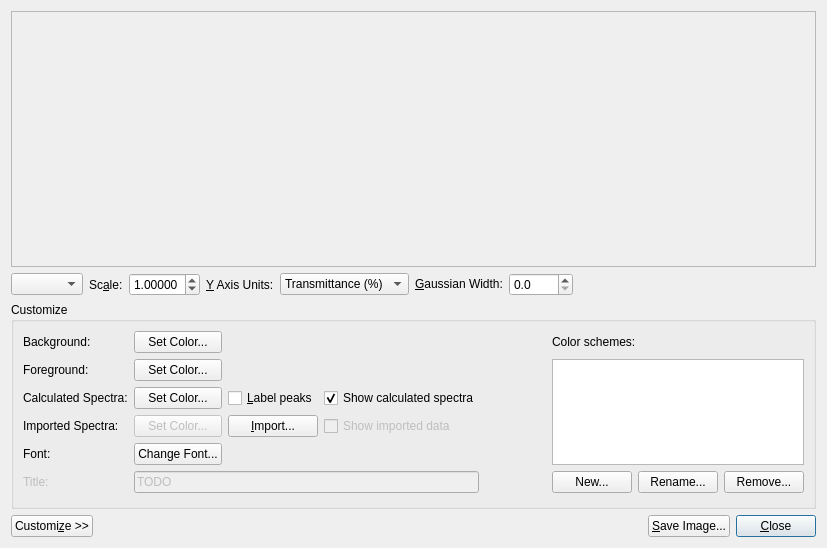
First picture: the form in libavogadro/src/extensions/spectradialog.ui, repository cryos/avogadro, before the edit.
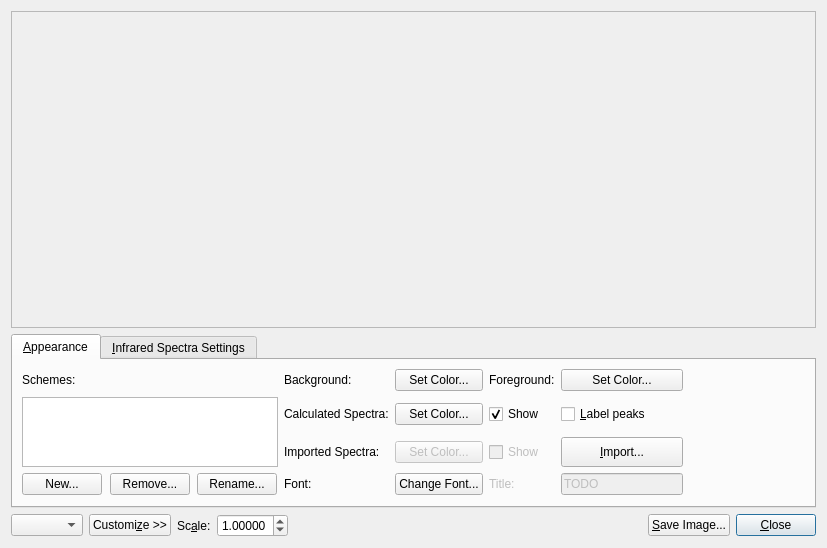
Second picture: the form after the edit. Custom widgets are drawn as their Qt base class.

Commit message: Restructure GUI to use tabs in the spectra extension

The edit to the form file:
```diff
--- a/libavogadro/src/extensions/spectradialog.ui
+++ b/libavogadro/src/extensions/spectradialog.ui
@@ -14,7 +14,7 @@
    <string>Spectra Visualization</string>
   </property>
   <layout class="QGridLayout" name="gridLayout">
-   <item row="3" column="11">
+   <item row="3" column="9">
     <widget class="QPushButton" name="pushButton">
      <property name="sizePolicy">
       <sizepolicy hsizetype="Fixed" vsizetype="Fixed">
@@ -27,7 +27,7 @@
      </property>
     </widget>
    </item>
-   <item row="3" column="10">
+   <item row="3" column="8">
     <widget class="QPushButton" name="push_save">
      <property name="sizePolicy">
       <sizepolicy hsizetype="Fixed" vsizetype="Fixed">
@@ -40,20 +40,7 @@
      </property>
     </widget>
    </item>
-   <item row="3" column="2" colspan="2">
-    <widget class="QPushButton" name="push_customize">
-     <property name="sizePolicy">
-      <sizepolicy hsizetype="Fixed" vsizetype="Fixed">
-       <horstretch>0</horstretch>
-       <verstretch>0</verstretch>
-      </sizepolicy>
-     </property>
-     <property name="text">
-      <string>Customi&amp;ze &gt;&gt;</string>
-     </property>
-    </widget>
-   </item>
-   <item row="3" column="4" colspan="6">
+   <item row="3" column="6" colspan="2">
     <spacer name="horizontalSpacer">
      <property name="orientation">
       <enum>Qt::Horizontal</enum>
@@ -66,32 +53,57 @@
      </property>
     </spacer>
    </item>
-   <item row="2" column="2" colspan="10">
-    <widget class="QGroupBox" name="gb_customize">
+   <item row="1" column="2" colspan="8">
+    <layout class="QVBoxLayout" name="verticalLayout">
+     <property name="spacing">
+      <number>-1</number>
+     </property>
+     <item>
+      <widget class="QTabWidget" name="tab_widget">
      <property name="sizePolicy">
-      <sizepolicy hsizetype="Minimum" vsizetype="Fixed">
+        <sizepolicy hsizetype="Expanding" vsizetype="Fixed">
        <horstretch>0</horstretch>
        <verstretch>0</verstretch>
       </sizepolicy>
      </property>
-     <property name="maximumSize">
-      <size>
-       <width>16777215</width>
-       <height>207</height>
-      </size>
-     </property>
-     <property name="title">
-      <string>Customize</string>
-     </property>
-     <layout class="QGridLayout" name="gridLayout_2">
-      <item row="3" column="0">
+       <property name="currentIndex">
+        <number>0</number>
+       </property>
+       <widget class="QWidget" name="tab_appearance">
+        <attribute name="title">
+         <string>&amp;Appearance</string>
+        </attribute>
+        <layout class="QGridLayout" name="gridLayout_3">
+         <item row="3" column="0" rowspan="2" colspan="3">
+          <widget class="QListWidget" name="list_schemes">
+           <property name="sizePolicy">
+            <sizepolicy hsizetype="MinimumExpanding" vsizetype="Preferred">
+             <horstretch>0</horstretch>
+             <verstretch>0</verstretch>
+            </sizepolicy>
+           </property>
+           <property name="alternatingRowColors">
+            <bool>true</bool>
+           </property>
+           <property name="resizeMode">
+            <enum>QListView::Adjust</enum>
+           </property>
+          </widget>
+         </item>
+         <item row="3" column="3">
        <widget class="QLabel" name="label_3">
+           <property name="sizePolicy">
+            <sizepolicy hsizetype="Fixed" vsizetype="Fixed">
+             <horstretch>0</horstretch>
+             <verstretch>0</verstretch>
+            </sizepolicy>
+           </property>
         <property name="text">
          <string>Calculated Spectra:</string>
         </property>
        </widget>
       </item>
-      <item row="3" column="1">
+         <item row="3" column="4">
        <widget class="QPushButton" name="push_colorCalculated">
         <property name="sizePolicy">
          <sizepolicy hsizetype="Minimum" vsizetype="Fixed">
@@ -104,30 +116,14 @@
         </property>
        </widget>
       </item>
-      <item row="3" column="2">
-       <widget class="QCheckBox" name="cb_labelPeaks">
-        <property name="sizePolicy">
-         <sizepolicy hsizetype="Fixed" vsizetype="Fixed">
-          <horstretch>0</horstretch>
-          <verstretch>0</verstretch>
-         </sizepolicy>
-        </property>
-        <property name="text">
-         <string>&amp;Label peaks</string>
-        </property>
-        <property name="checked">
-         <bool>false</bool>
-        </property>
-       </widget>
-      </item>
-      <item row="4" column="0">
+         <item row="4" column="3">
        <widget class="QLabel" name="label_4">
         <property name="text">
          <string>Imported Spectra:</string>
         </property>
        </widget>
       </item>
-      <item row="4" column="1">
+         <item row="4" column="4">
        <widget class="QPushButton" name="push_colorImported">
         <property name="enabled">
          <bool>false</bool>
@@ -143,7 +139,82 @@
         </property>
        </widget>
       </item>
-      <item row="4" column="2">
+         <item row="5" column="3">
+          <widget class="QLabel" name="label_5">
+           <property name="text">
+            <string>Font:</string>
+           </property>
+          </widget>
+         </item>
+         <item row="5" column="4">
+          <widget class="QPushButton" name="push_font">
+           <property name="sizePolicy">
+            <sizepolicy hsizetype="Fixed" vsizetype="Fixed">
+             <horstretch>0</horstretch>
+             <verstretch>0</verstretch>
+            </sizepolicy>
+           </property>
+           <property name="text">
+            <string>Change Font...</string>
+           </property>
+          </widget>
+         </item>
+         <item row="3" column="7">
+          <spacer name="horizontalSpacer_4">
+           <property name="orientation">
+            <enum>Qt::Horizontal</enum>
+           </property>
+           <property name="sizeHint" stdset="0">
+            <size>
+             <width>40</width>
+             <height>20</height>
+            </size>
+           </property>
+          </spacer>
+         </item>
+         <item row="3" column="5">
+          <widget class="QCheckBox" name="cb_calculate">
+           <property name="sizePolicy">
+            <sizepolicy hsizetype="Fixed" vsizetype="Fixed">
+             <horstretch>0</horstretch>
+             <verstretch>0</verstretch>
+            </sizepolicy>
+           </property>
+           <property name="text">
+            <string>Show</string>
+           </property>
+           <property name="checked">
+            <bool>true</bool>
+           </property>
+          </widget>
+         </item>
+         <item row="4" column="5">
+          <widget class="QCheckBox" name="cb_import">
+           <property name="enabled">
+            <bool>false</bool>
+           </property>
+           <property name="text">
+            <string>Show</string>
+           </property>
+          </widget>
+         </item>
+         <item row="3" column="6">
+          <widget class="QCheckBox" name="cb_labelPeaks">
+           <property name="sizePolicy">
+            <sizepolicy hsizetype="Fixed" vsizetype="Fixed">
+             <horstretch>0</horstretch>
+             <verstretch>0</verstretch>
+            </sizepolicy>
+           </property>
+           <property name="text">
+            <string>&amp;Label peaks</string>
+           </property>
+           <property name="checked">
+            <bool>false</bool>
+           </property>
+          </widget>
+         </item>
+         <item row="4" column="6">
        <widget class="QPushButton" name="push_import">
         <property name="sizePolicy">
          <sizepolicy hsizetype="Minimum" vsizetype="Minimum">
@@ -159,40 +230,10 @@
         </property>
        </widget>
       </item>
-      <item row="4" column="3">
-       <widget class="QCheckBox" name="cb_import">
-        <property name="enabled">
-         <bool>false</bool>
-        </property>
-        <property name="text">
-         <string>Show imported data</string>
-        </property>
-       </widget>
-      </item>
-      <item row="5" column="0">
-       <widget class="QLabel" name="label_5">
-        <property name="text">
-         <string>Font:</string>
-        </property>
-       </widget>
-      </item>
-      <item row="1" column="1">
-       <widget class="QPushButton" name="push_colorBackground">
-        <property name="sizePolicy">
-         <sizepolicy hsizetype="Minimum" vsizetype="Fixed">
-          <horstretch>0</horstretch>
-          <verstretch>0</verstretch>
-         </sizepolicy>
-        </property>
-        <property name="text">
-         <string>Set Color...</string>
-        </property>
-       </widget>
-      </item>
-      <item row="1" column="0">
+         <item row="2" column="3">
        <widget class="QLabel" name="label_2">
         <property name="sizePolicy">
-         <sizepolicy hsizetype="Fixed" vsizetype="Preferred">
+            <sizepolicy hsizetype="Fixed" vsizetype="Fixed">
           <horstretch>0</horstretch>
           <verstretch>0</verstretch>
          </sizepolicy>
@@ -202,14 +243,33 @@
         </property>
        </widget>
       </item>
-      <item row="2" column="0">
+         <item row="2" column="4">
+          <widget class="QPushButton" name="push_colorBackground">
+           <property name="sizePolicy">
+            <sizepolicy hsizetype="Minimum" vsizetype="Fixed">
+             <horstretch>0</horstretch>
+             <verstretch>0</verstretch>
+            </sizepolicy>
+           </property>
+           <property name="text">
+            <string>Set Color...</string>
+           </property>
+          </widget>
+         </item>
+         <item row="2" column="5">
        <widget class="QLabel" name="label_6">
+           <property name="sizePolicy">
+            <sizepolicy hsizetype="Fixed" vsizetype="Preferred">
+             <horstretch>0</horstretch>
+             <verstretch>0</verstretch>
+            </sizepolicy>
+           </property>
         <property name="text">
          <string>Foreground:</string>
         </property>
        </widget>
       </item>
-      <item row="2" column="1">
+         <item row="2" column="6">
        <widget class="QPushButton" name="push_colorForeground">
         <property name="sizePolicy">
          <sizepolicy hsizetype="Minimum" vsizetype="Fixed">
@@ -222,86 +282,7 @@
         </property>
        </widget>
       </item>
-      <item row="6" column="0">
-       <widget class="QLabel" name="label_7">
-        <property name="enabled">
-         <bool>false</bool>
-        </property>
-        <property name="text">
-         <string>Title:</string>
-        </property>
-       </widget>
-      </item>
-      <item row="6" column="1" colspan="3">
-       <widget class="QLineEdit" name="lineEdit">
-        <property name="enabled">
-         <bool>false</bool>
-        </property>
-        <property name="text">
-         <string>TODO</string>
-        </property>
-       </widget>
-      </item>
-      <item row="3" column="3">
-       <widget class="QCheckBox" name="cb_calculate">
-        <property name="sizePolicy">
-         <sizepolicy hsizetype="Fixed" vsizetype="Fixed">
-          <horstretch>0</horstretch>
-          <verstretch>0</verstretch>
-         </sizepolicy>
-        </property>
-        <property name="text">
-         <string>Show calculated spectra</string>
-        </property>
-        <property name="checked">
-         <bool>true</bool>
-        </property>
-       </widget>
-      </item>
-      <item row="5" column="1">
-       <widget class="QPushButton" name="push_font">
-        <property name="sizePolicy">
-         <sizepolicy hsizetype="Fixed" vsizetype="Fixed">
-          <horstretch>0</horstretch>
-          <verstretch>0</verstretch>
-         </sizepolicy>
-        </property>
-        <property name="text">
-         <string>Change Font...</string>
-        </property>
-       </widget>
-      </item>
-      <item row="3" column="4">
-       <spacer name="horizontalSpacer_3">
-        <property name="orientation">
-         <enum>Qt::Horizontal</enum>
-        </property>
-        <property name="sizeHint" stdset="0">
-         <size>
-          <width>40</width>
-          <height>20</height>
-         </size>
-        </property>
-       </spacer>
-      </item>
-      <item row="2" column="5" rowspan="4" colspan="3">
-       <widget class="QListWidget" name="list_schemes">
-        <property name="alternatingRowColors">
-         <bool>true</bool>
-        </property>
-        <property name="resizeMode">
-         <enum>QListView::Adjust</enum>
-        </property>
-       </widget>
-      </item>
-      <item row="1" column="5" colspan="3">
-       <widget class="QLabel" name="label_10">
-        <property name="text">
-         <string>Color schemes:</string>
-        </property>
-       </widget>
-      </item>
-      <item row="6" column="5">
+         <item row="5" column="0">
        <widget class="QPushButton" name="push_newScheme">
         <property name="enabled">
          <bool>true</bool>
@@ -317,7 +298,7 @@
         </property>
        </widget>
       </item>
-      <item row="6" column="7">
+         <item row="5" column="1">
        <widget class="QPushButton" name="push_removeScheme">
         <property name="enabled">
          <bool>true</bool>
@@ -333,7 +314,7 @@
         </property>
        </widget>
       </item>
-      <item row="6" column="6">
+         <item row="5" column="2">
        <widget class="QPushButton" name="push_renameScheme">
         <property name="sizePolicy">
          <sizepolicy hsizetype="Fixed" vsizetype="Fixed">
@@ -346,55 +327,82 @@
         </property>
        </widget>
       </item>
-     </layout>
-    </widget>
-   </item>
-   <item row="1" column="9" colspan="3">
-    <spacer name="horizontalSpacer_2">
-     <property name="orientation">
-      <enum>Qt::Horizontal</enum>
-     </property>
-     <property name="sizeHint" stdset="0">
-      <size>
-       <width>40</width>
-       <height>20</height>
-      </size>
-     </property>
-    </spacer>
-   </item>
-   <item row="0" column="2" colspan="10">
-    <widget class="Avogadro::PlotWidget" name="plot">
+         <item row="5" column="5">
+          <widget class="QLabel" name="label_7">
+           <property name="enabled">
+            <bool>false</bool>
+           </property>
+           <property name="text">
+            <string>Title:</string>
+           </property>
+          </widget>
+         </item>
+         <item row="5" column="6">
+          <widget class="QLineEdit" name="lineEdit">
+           <property name="enabled">
+            <bool>false</bool>
+           </property>
+           <property name="text">
+            <string>TODO</string>
+           </property>
+          </widget>
+         </item>
+         <item row="2" column="0">
+          <widget class="QLabel" name="label_10">
+           <property name="sizePolicy">
+            <sizepolicy hsizetype="Fixed" vsizetype="Fixed">
+             <horstretch>0</horstretch>
+             <verstretch>0</verstretch>
+            </sizepolicy>
+           </property>
+           <property name="text">
+            <string>Schemes:</string>
+           </property>
+          </widget>
+         </item>
+        </layout>
+       </widget>
+       <widget class="QWidget" name="tab_infrared">
+        <attribute name="title">
+         <string>&amp;Infrared Spectra Settings</string>
+        </attribute>
+        <layout class="QGridLayout" name="gridLayout_2">
+         <item row="0" column="0">
+          <widget class="QLabel" name="label_8">
+           <property name="sizePolicy">
+            <sizepolicy hsizetype="Fixed" vsizetype="Preferred">
+             <horstretch>0</horstretch>
+             <verstretch>0</verstretch>
+            </sizepolicy>
+           </property>
+           <property name="text">
+            <string>&amp;Y Axis Units:</string>
+           </property>
+           <property name="buddy">
+            <cstring>combo_yaxis</cstring>
+           </property>
+          </widget>
+         </item>
+         <item row="1" column="0" colspan="3">
+          <widget class="QLabel" name="label_9">
      <property name="sizePolicy">
-      <sizepolicy hsizetype="Preferred" vsizetype="Preferred">
+            <sizepolicy hsizetype="Fixed" vsizetype="Fixed">
        <horstretch>0</horstretch>
        <verstretch>0</verstretch>
       </sizepolicy>
      </property>
-     <property name="baseSize">
-      <size>
-       <width>800</width>
-       <height>500</height>
-      </size>
-     </property>
-     <property name="toolTip">
-      <string>Controls:
-Double left click: Restore default axis limits
-Right click + drag: Move plot
-Middle click + drag: Zoom to region
-Scroll wheel: Zoom to cursor</string>
-     </property>
-     <property name="frameShape">
-      <enum>QFrame::StyledPanel</enum>
-     </property>
-     <property name="frameShadow">
-      <enum>QFrame::Raised</enum>
-     </property>
-    </widget>
-   </item>
-   <item row="1" column="8">
+           <property name="text">
+            <string>&amp;Gaussian Width:</string>
+           </property>
+           <property name="buddy">
+            <cstring>spin_FWHM</cstring>
+           </property>
+          </widget>
+         </item>
+         <item row="1" column="3">
     <widget class="QDoubleSpinBox" name="spin_FWHM">
      <property name="sizePolicy">
-      <sizepolicy hsizetype="Fixed" vsizetype="Fixed">
+            <sizepolicy hsizetype="Minimum" vsizetype="Fixed">
        <horstretch>0</horstretch>
        <verstretch>0</verstretch>
       </sizepolicy>
@@ -410,23 +418,20 @@
      </property>
     </widget>
    </item>
-   <item row="1" column="7">
-    <widget class="QLabel" name="label_9">
-     <property name="sizePolicy">
-      <sizepolicy hsizetype="Fixed" vsizetype="Fixed">
-       <horstretch>0</horstretch>
-       <verstretch>0</verstretch>
-      </sizepolicy>
-     </property>
-     <property name="text">
-      <string>&amp;Gaussian Width:</string>
-     </property>
-     <property name="buddy">
-      <cstring>spin_FWHM</cstring>
-     </property>
-    </widget>
-   </item>
-   <item row="1" column="6">
+         <item row="1" column="4">
+          <spacer name="horizontalSpacer_2">
+           <property name="orientation">
+            <enum>Qt::Horizontal</enum>
+           </property>
+           <property name="sizeHint" stdset="0">
+            <size>
+             <width>40</width>
+             <height>20</height>
+            </size>
+           </property>
+          </spacer>
+         </item>
+         <item row="0" column="3">
     <widget class="QComboBox" name="combo_yaxis">
      <property name="sizePolicy">
       <sizepolicy hsizetype="Fixed" vsizetype="Fixed">
@@ -446,23 +451,65 @@
      </item>
     </widget>
    </item>
-   <item row="1" column="5">
-    <widget class="QLabel" name="label_8">
+         <item row="2" column="4">
+          <spacer name="verticalSpacer">
+           <property name="orientation">
+            <enum>Qt::Vertical</enum>
+           </property>
+           <property name="sizeHint" stdset="0">
+            <size>
+             <width>20</width>
+             <height>40</height>
+            </size>
+           </property>
+          </spacer>
+         </item>
+        </layout>
+       </widget>
+      </widget>
+     </item>
+    </layout>
+   </item>
+   <item row="3" column="3">
+    <widget class="QPushButton" name="push_customize">
      <property name="sizePolicy">
-      <sizepolicy hsizetype="Fixed" vsizetype="Preferred">
+      <sizepolicy hsizetype="Fixed" vsizetype="Fixed">
        <horstretch>0</horstretch>
        <verstretch>0</verstretch>
       </sizepolicy>
      </property>
      <property name="text">
-      <string>&amp;Y Axis Units:</string>
+      <string>Customi&amp;ze &gt;&gt;</string>
+     </property>
+    </widget>
+   </item>
+   <item row="3" column="2">
+    <widget class="QComboBox" name="combo_spectra">
+     <property name="sizePolicy">
+      <sizepolicy hsizetype="Fixed" vsizetype="Fixed">
+       <horstretch>0</horstretch>
+       <verstretch>0</verstretch>
+      </sizepolicy>
+     </property>
+    </widget>
+   </item>
+   <item row="3" column="4">
+    <widget class="QLabel" name="label">
+     <property name="sizePolicy">
+      <sizepolicy hsizetype="Fixed" vsizetype="Minimum">
+       <horstretch>0</horstretch>
+       <verstretch>0</verstretch>
+      </sizepolicy>
+     </property>
+     <property name="text">
+      <string>Sc&amp;ale:</string>
      </property>
      <property name="buddy">
-      <cstring>combo_yaxis</cstring>
+      <cstring>spin_scale</cstring>
      </property>
     </widget>
    </item>
-   <item row="1" column="4">
+   <item row="3" column="5">
     <widget class="QDoubleSpinBox" name="spin_scale">
      <property name="sizePolicy">
       <sizepolicy hsizetype="Fixed" vsizetype="Fixed">
@@ -487,29 +534,32 @@
      </property>
     </widget>
    </item>
-   <item row="1" column="3">
-    <widget class="QLabel" name="label">
+   <item row="0" column="2" colspan="8">
+    <widget class="Avogadro::PlotWidget" name="plot">
      <property name="sizePolicy">
-      <sizepolicy hsizetype="Fixed" vsizetype="Minimum">
+      <sizepolicy hsizetype="Preferred" vsizetype="Preferred">
        <horstretch>0</horstretch>
        <verstretch>0</verstretch>
       </sizepolicy>
      </property>
-     <property name="text">
-      <string>Sc&amp;ale:</string>
+     <property name="baseSize">
+      <size>
+       <width>800</width>
+       <height>500</height>
+      </size>
      </property>
-     <property name="buddy">
-      <cstring>spin_scale</cstring>
+     <property name="toolTip">
+      <string>Controls:
+Double left click: Restore default axis limits
+Right click + drag: Move plot
+Middle click + drag: Zoom to region
+Scroll wheel: Zoom to cursor</string>
      </property>
-    </widget>
-   </item>
-   <item row="1" column="2">
-    <widget class="QComboBox" name="combo_spectra">
-     <property name="sizePolicy">
-      <sizepolicy hsizetype="Fixed" vsizetype="Fixed">
-       <horstretch>0</horstretch>
-       <verstretch>0</verstretch>
-      </sizepolicy>
+     <property name="frameShape">
+      <enum>QFrame::StyledPanel</enum>
+     </property>
+     <property name="frameShadow">
+      <enum>QFrame::Raised</enum>
      </property>
     </widget>
    </item>
```
Left out of the diff: 17 changed lines with no effect on the pictures. Lines whose indentation alone changed are shown as unchanged. The commit also changes 1 other file.
